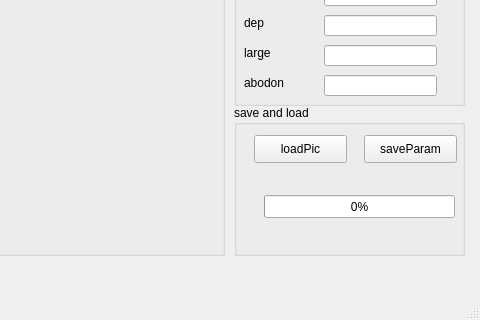
First picture: the form in mainwindow.ui, repository SmartCar5/QtHost_ImagePreProc, before the edit; both pictures show x 616 to 1096 and y 355 to 675 of the 1096 by 675 pixel window.
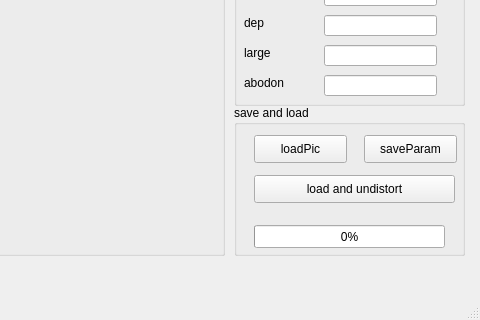
Second picture: the form after the edit.

Commit message: opencv undistort

The edit to the form file:
```diff
--- a/mainwindow.ui
+++ b/mainwindow.ui
@@ -429,8 +429,8 @@
     <widget class="QProgressBar" name="progressBar">
      <property name="geometry">
       <rect>
-       <x>30</x>
-       <y>90</y>
+       <x>20</x>
+       <y>120</y>
        <width>191</width>
        <height>23</height>
       </rect>
@@ -439,6 +439,19 @@
       <number>0</number>
      </property>
     </widget>
+    <widget class="QPushButton" name="pushButtonUndistort">
+     <property name="geometry">
+      <rect>
+       <x>20</x>
+       <y>70</y>
+       <width>201</width>
+       <height>28</height>
+      </rect>
+     </property>
+     <property name="text">
+      <string>load and undistort</string>
+     </property>
+    </widget>
    </widget>
   </widget>
   <widget class="QMenuBar" name="menubar">
```
The commit also changes 12 other files.
